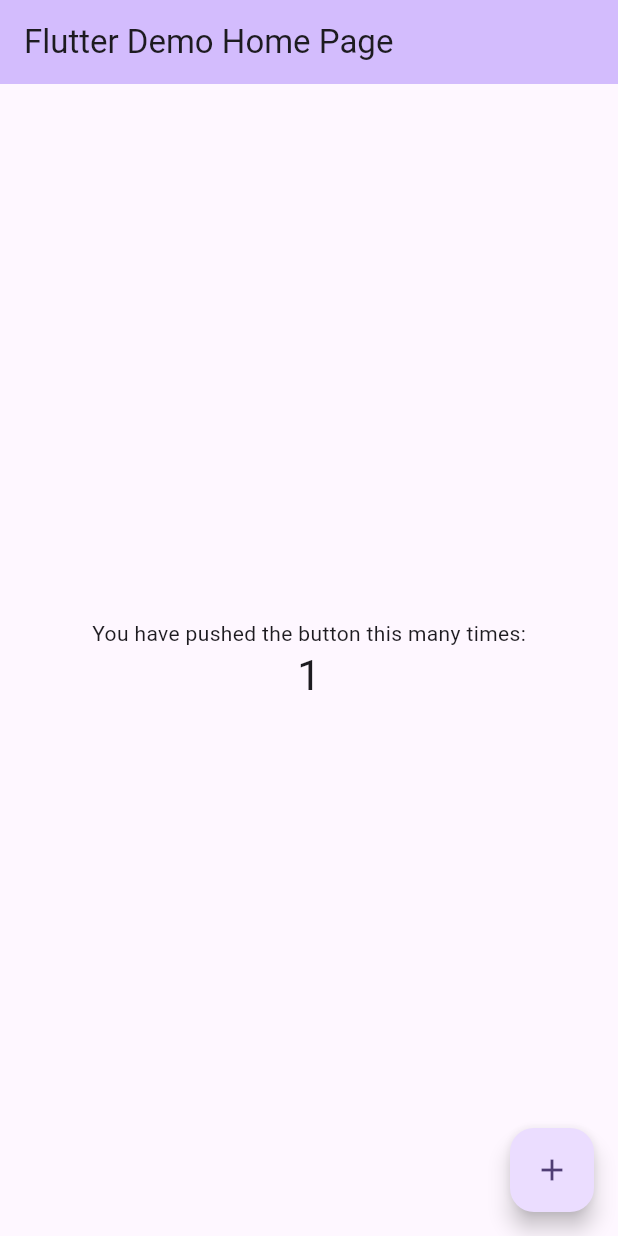
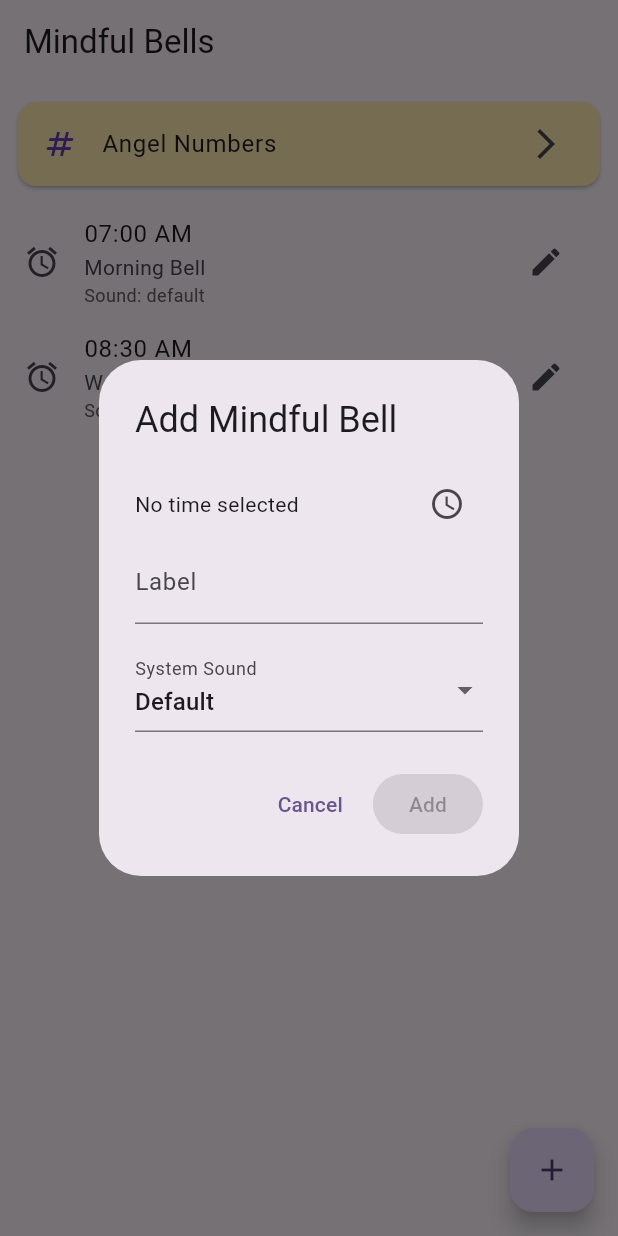
Before and after one commit to aycarl/NOW, a Flutter app: the screen it shows after launch, after a tap on the "add" icon, on a phone screen of 412 x 824 dp. Run offline on Flutter 3.47's test engine with Material 3 defaults, Android fonts, the phone set to English and light mode, and no system bars.

Commit message:
Add new Dart/Flutter files and update configs
Added angel_numbers_page.dart and bell_form_dialog.dart to lib/. Updated main.dart and widget_test.dart. Added and modified several .idea configuration files and now.iml for project setup.

```diff
--- /dev/null
+++ b/lib/bell_form_dialog.dart
@@ -0,0 +1,142 @@
+import 'package:flutter/material.dart';
+
+class BellFormDialog extends StatefulWidget {
+  final String? initialTime;
+  final String? initialLabel;
+  final String? initialSound;
+  final String title;
+  final String confirmText;
+
+  const BellFormDialog({
+    super.key,
+    this.initialTime,
+    this.initialLabel,
+    this.initialSound,
+    required this.title,
+    required this.confirmText,
+  });
+
+  @override
+  State<BellFormDialog> createState() => _BellFormDialogState();
+}
+
+class _BellFormDialogState extends State<BellFormDialog> {
+  late TextEditingController _labelController;
+  TimeOfDay? _selectedTime;
+  String? _selectedSound;
+  final List<Map<String, String>> _systemSounds = [
+    {'label': 'Default', 'value': 'default'},
+    {'label': 'Alarm', 'value': 'alarm'},
+    {'label': 'Notification', 'value': 'notification'},
+    {'label': 'Ringtone', 'value': 'ringtone'},
+  ];
+
+  @override
+  void initState() {
+    super.initState();
+    _labelController = TextEditingController(text: widget.initialLabel);
+    if (widget.initialTime != null) {
+      final timeParts = widget.initialTime!.split(' ');
+      final hourMinute = timeParts[0].split(':');
+      int hour = int.parse(hourMinute[0]);
+      int minute = int.parse(hourMinute[1]);
+      if (timeParts[1] == 'PM' && hour != 12) hour += 12;
+      if (timeParts[1] == 'AM' && hour == 12) hour = 0;
+      _selectedTime = TimeOfDay(hour: hour, minute: minute);
+    }
+    _selectedSound = widget.initialSound ?? _systemSounds.first['value'];
+  }
+
+  @override
+  void dispose() {
+    _labelController.dispose();
+    super.dispose();
+  }
+
+  Future<void> _pickTime() async {
+    final picked = await showTimePicker(
+      context: context,
+      initialTime: _selectedTime ?? TimeOfDay.now(),
+    );
+    if (picked != null) {
+      setState(() {
+        _selectedTime = picked;
+      });
+    }
+  }
+
+  @override
+  Widget build(BuildContext context) {
+    return AlertDialog(
+      title: Text(widget.title),
+      content: Column(
+        mainAxisSize: MainAxisSize.min,
+        children: [
+          Row(
+            children: [
+              Expanded(
+                child: Text(
+                  _selectedTime != null
+                      ? 'Time: ${_selectedTime!.format(context)}'
+                      : 'No time selected',
+                ),
+              ),
+              IconButton(
+                icon: const Icon(Icons.access_time),
+                onPressed: _pickTime,
+              ),
+            ],
+          ),
+          TextField(
+            controller: _labelController,
+            decoration: const InputDecoration(labelText: 'Label'),
+          ),
+          const SizedBox(height: 16),
+          DropdownButtonFormField<String>(
+            initialValue: _selectedSound,
+            decoration: const InputDecoration(labelText: 'System Sound'),
+            items: _systemSounds
+                .map(
+                  (sound) => DropdownMenuItem<String>(
+                    value: sound['value'],
+                    child: Text(sound['label']!),
+                  ),
+                )
+                .toList(),
+            onChanged: (value) {
+              setState(() {
+                _selectedSound = value;
+              });
+            },
+          ),
+        ],
+      ),
+      actions: [
+        TextButton(
+          onPressed: () => Navigator.of(context).pop(),
+          child: const Text('Cancel'),
+        ),
+        ElevatedButton(
+          onPressed: _selectedTime == null
+              ? null
+              : () {
+                  if (_selectedTime == null) return;
+                  final hour =
+                      _selectedTime!.hourOfPeriod == 0 &&
+                          _selectedTime!.period == DayPeriod.pm
+                      ? 12
+                      : _selectedTime!.hourOfPeriod;
+                  final timeString =
+                      '${hour.toString().padLeft(2, '0')}:${_selectedTime!.minute.toString().padLeft(2, '0')} ${_selectedTime!.period == DayPeriod.am ? 'AM' : 'PM'}';
+                  Navigator.of(context).pop({
+                    'time': timeString,
+                    'label': _labelController.text,
+                    'sound': _selectedSound ?? _systemSounds.first['value']!,
+                  });
+                },
+          child: Text(widget.confirmText),
+        ),
+      ],
+    );
+  }
+}
--- a/lib/main.dart
+++ b/lib/main.dart
@@ -1,122 +1,137 @@
 import 'package:flutter/material.dart';
+import 'package:flutter/foundation.dart';
+import 'bell_form_dialog.dart';
+import 'angel_numbers_page.dart';
 
 void main() {
-  runApp(const MyApp());
+  runApp(const NOWApp());
 }
 
-class MyApp extends StatelessWidget {
-  const MyApp({super.key});
+class NOWApp extends StatelessWidget {
+  const NOWApp({super.key});
 
-  // This widget is the root of your application.
   @override
   Widget build(BuildContext context) {
     return MaterialApp(
-      title: 'Flutter Demo',
+      title: 'NOW',
       theme: ThemeData(
-        // This is the theme of your application.
-        //
-        // TRY THIS: Try running your application with "flutter run". You'll see
-        // the application has a purple toolbar. Then, without quitting the app,
-        // try changing the seedColor in the colorScheme below to Colors.green
-        // and then invoke "hot reload" (save your changes or press the "hot
-        // reload" button in a Flutter-supported IDE, or press "r" if you used
-        // the command line to start the app).
-        //
-        // Notice that the counter didn't reset back to zero; the application
-        // state is not lost during the reload. To reset the state, use hot
-        // restart instead.
-        //
-        // This works for code too, not just values: Most code changes can be
-        // tested with just a hot reload.
         colorScheme: ColorScheme.fromSeed(seedColor: Colors.deepPurple),
+        useMaterial3: true,
       ),
-      home: const MyHomePage(title: 'Flutter Demo Home Page'),
+      home: const MindfulBellListScreen(),
+      debugShowCheckedModeBanner: !kReleaseMode,
     );
   }
 }
 
-class MyHomePage extends StatefulWidget {
-  const MyHomePage({super.key, required this.title});
-
-  // This widget is the home page of your application. It is stateful, meaning
-  // that it has a State object (defined below) that contains fields that affect
-  // how it looks.
-
-  // This class is the configuration for the state. It holds the values (in this
-  // case the title) provided by the parent (in this case the App widget) and
-  // used by the build method of the State. Fields in a Widget subclass are
-  // always marked "final".
-
-  final String title;
+class MindfulBellListScreen extends StatefulWidget {
+  const MindfulBellListScreen({super.key});
 
   @override
-  State<MyHomePage> createState() => _MyHomePageState();
+  State<MindfulBellListScreen> createState() => _MindfulBellListScreenState();
 }
 
-class _MyHomePageState extends State<MyHomePage> {
-  int _counter = 0;
+class _MindfulBellListScreenState extends State<MindfulBellListScreen> {
+  List<Map<String, String>> bells = [
+    {'time': '07:00 AM', 'label': 'Morning Bell', 'sound': 'default'},
+    {'time': '08:30 AM', 'label': 'Work Bell', 'sound': 'default'},
+  ];
 
-  void _incrementCounter() {
+  Future<void> _editBell(int index) async {
+    final bell = bells[index];
+    final result = await showDialog<Map<String, String>>(
+      context: context,
+      builder: (context) => BellFormDialog(
+        initialTime: bell['time'],
+        initialLabel: bell['label'],
+        initialSound: bell['sound'],
+        title: 'Edit Mindful Bell',
+        confirmText: 'Save',
+      ),
+    );
+    if (result != null) {
       setState(() {
-      // This call to setState tells the Flutter framework that something has
-      // changed in this State, which causes it to rerun the build method below
-      // so that the display can reflect the updated values. If we changed
-      // _counter without calling setState(), then the build method would not be
-      // called again, and so nothing would appear to happen.
-      _counter++;
+        bells[index] = result;
       });
+    }
+  }
+
+  Future<void> _addBell() async {
+    final result = await showDialog<Map<String, String>>(
+      context: context,
+      builder: (context) =>
+          const BellFormDialog(title: 'Add Mindful Bell', confirmText: 'Add'),
+    );
+    if (result != null) {
+      setState(() {
+        bells.add(result);
+      });
+    }
   }
 
   @override
   Widget build(BuildContext context) {
-    // This method is rerun every time setState is called, for instance as done
-    // by the _incrementCounter method above.
-    //
-    // The Flutter framework has been optimized to make rerunning build methods
-    // fast, so that you can just rebuild anything that needs updating rather
-    // than having to individually change instances of widgets.
     return Scaffold(
-      appBar: AppBar(
-        // TRY THIS: Try changing the color here to a specific color (to
-        // Colors.amber, perhaps?) and trigger a hot reload to see the AppBar
-        // change color while the other colors stay the same.
-        backgroundColor: Theme.of(context).colorScheme.inversePrimary,
-        // Here we take the value from the MyHomePage object that was created by
-        // the App.build method, and use it to set our appbar title.
-        title: Text(widget.title),
+      appBar: AppBar(title: const Text('Mindful Bells')),
+      body: Column(
+        children: [
+          Padding(
+            padding: const EdgeInsets.all(8.0),
+            child: Card(
+              color: Colors.amber[100],
+              child: ListTile(
+                leading: const Icon(Icons.numbers, color: Colors.deepPurple),
+                title: const Text('Angel Numbers'),
+                trailing: const Icon(Icons.arrow_forward_ios),
+                onTap: () {
+                  Navigator.of(context).push(
+                    MaterialPageRoute(
+                      builder: (context) => const AngelNumbersPage(),
                     ),
-      body: Center(
-        // Center is a layout widget. It takes a single child and positions it
-        // in the middle of the parent.
-        child: Column(
-          // Column is also a layout widget. It takes a list of children and
-          // arranges them vertically. By default, it sizes itself to fit its
-          // children horizontally, and tries to be as tall as its parent.
-          //
-          // Column has various properties to control how it sizes itself and
-          // how it positions its children. Here we use mainAxisAlignment to
-          // center the children vertically; the main axis here is the vertical
-          // axis because Columns are vertical (the cross axis would be
-          // horizontal).
-          //
-          // TRY THIS: Invoke "debug painting" (choose the "Toggle Debug Paint"
-          // action in the IDE, or press "p" in the console), to see the
-          // wireframe for each widget.
-          mainAxisAlignment: MainAxisAlignment.center,
-          children: <Widget>[
-            const Text('You have pushed the button this many times:'),
+                  );
+                },
+              ),
+            ),
+          ),
+          Expanded(
+            child: ListView.builder(
+              itemCount: bells.length,
+              itemBuilder: (context, index) {
+                final bell = bells[index];
+                return ListTile(
+                  leading: const Icon(Icons.alarm),
+                  title: Text(bell['time']!),
+                  subtitle: Column(
+                    crossAxisAlignment: CrossAxisAlignment.start,
+                    children: [
+                      Text(bell['label']!),
+                      if (bell['sound'] != null)
                         Text(
-              '$_counter',
-              style: Theme.of(context).textTheme.headlineMedium,
+                          'Sound: ${bell['sound']}',
+                          style: TextStyle(
+                            fontSize: 12,
+                            color: Colors.grey[700],
+                          ),
                         ),
                     ],
                   ),
+                  trailing: IconButton(
+                    icon: const Icon(Icons.edit),
+                    onPressed: () => _editBell(index),
                   ),
-      floatingActionButton: FloatingActionButton(
-        onPressed: _incrementCounter,
-        tooltip: 'Increment',
+                );
+              },
+            ),
+          ),
+        ],
+      ),
+      floatingActionButton: bells.length < 5
+          ? FloatingActionButton(
+              onPressed: _addBell,
+              tooltip: 'Add Mindful Bell',
               child: const Icon(Icons.add),
-      ), // This trailing comma makes auto-formatting nicer for build methods.
+            )
+          : null,
     );
   }
 }
```
Also changed, not shown: lib/angel_numbers_page.dart (added, +56 -0 lines), 2 other files. Lines whose indentation alone changed are shown as unchanged.
